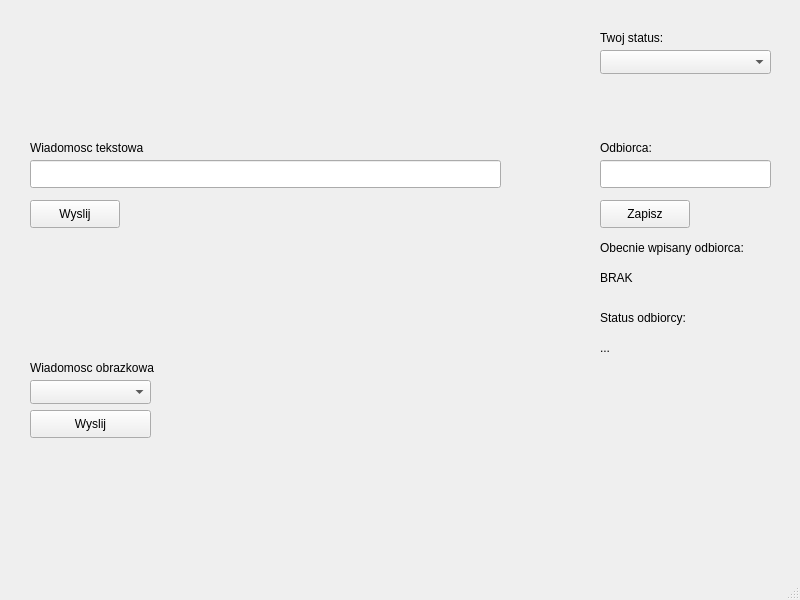
szymonpolitowski/WAT_PRAP_Messenger, file Code/Messenger/mainwindow.ui: the form before one commit.
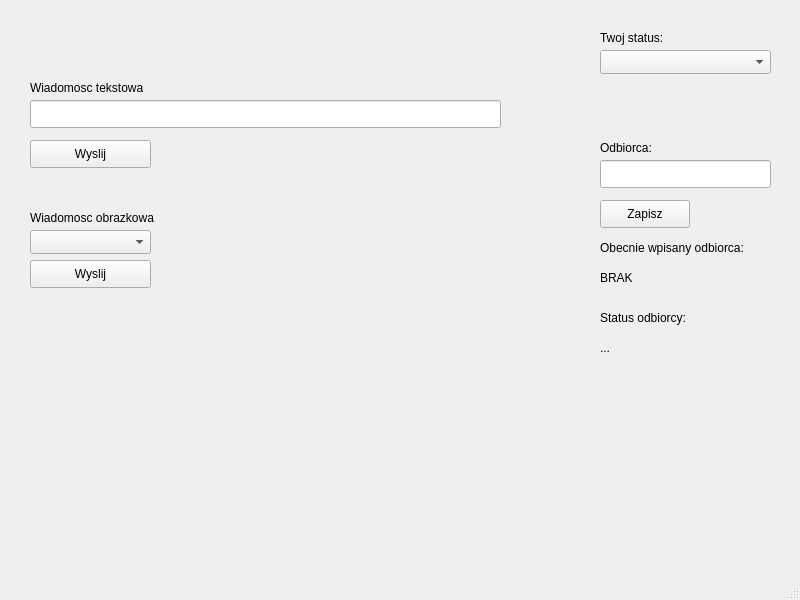
The form after the commit.

```diff
--- a/Code/Messenger/mainwindow.ui
+++ b/Code/Messenger/mainwindow.ui
@@ -28,7 +28,7 @@
     <property name="geometry">
      <rect>
       <x>30</x>
-      <y>160</y>
+      <y>100</y>
       <width>471</width>
       <height>28</height>
      </rect>
@@ -38,8 +38,8 @@
     <property name="geometry">
      <rect>
       <x>30</x>
-      <y>200</y>
-      <width>90</width>
+      <y>140</y>
+      <width>121</width>
       <height>28</height>
      </rect>
     </property>
@@ -51,7 +51,7 @@
     <property name="geometry">
      <rect>
       <x>30</x>
-      <y>380</y>
+      <y>230</y>
       <width>121</width>
       <height>24</height>
      </rect>
@@ -61,7 +61,7 @@
     <property name="geometry">
      <rect>
       <x>30</x>
-      <y>410</y>
+      <y>260</y>
       <width>121</width>
       <height>28</height>
      </rect>
@@ -74,7 +74,7 @@
     <property name="geometry">
      <rect>
       <x>30</x>
-      <y>140</y>
+      <y>80</y>
       <width>211</width>
       <height>16</height>
      </rect>
@@ -87,7 +87,7 @@
     <property name="geometry">
      <rect>
       <x>30</x>
-      <y>360</y>
+      <y>210</y>
       <width>211</width>
       <height>16</height>
      </rect>
```
